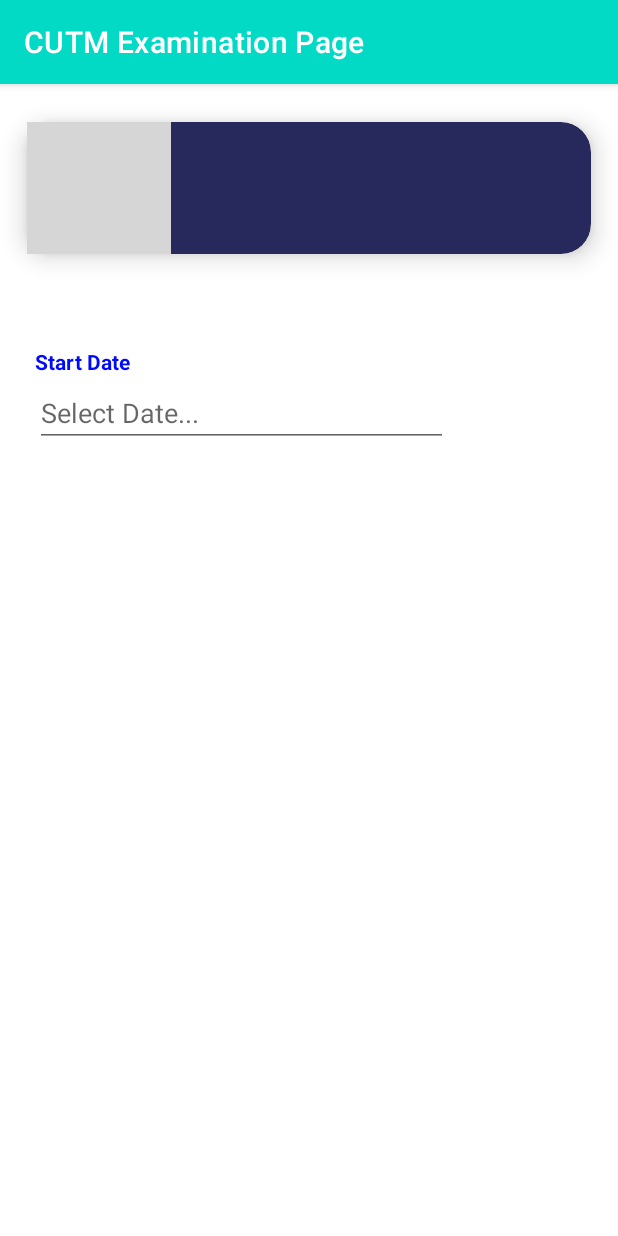
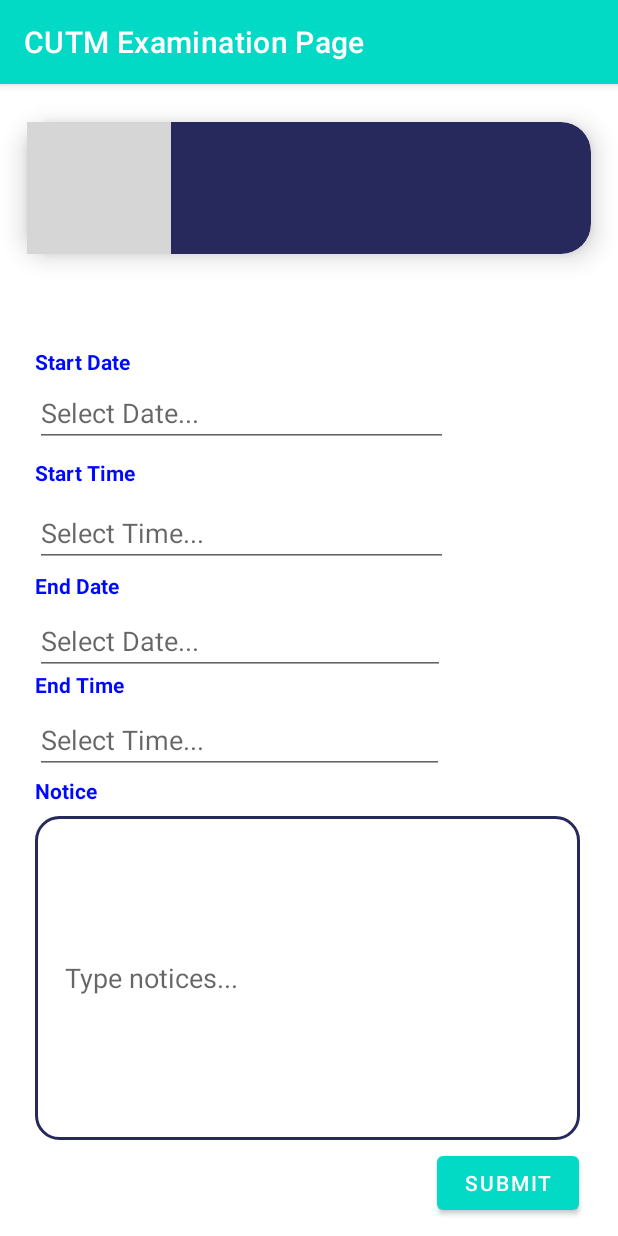
Before and after one commit to KiranKumarMalik/Centurion-Examination-System, an Android app: the notice_admin screen opened directly, with no data from a screen before it, on a phone screen of 412 x 824 dp. Run offline under Robolectric (Android 15) with nearby library versions, the phone set to English and light mode, and no system bars; Roboto replaces fonts that are not available here; grey boxes are pictures that could not be loaded.

Commit message:
changes in code

```diff
--- a/app/src/main/java/com/example/relativelayoutloginpage/MainActivity.java
+++ b/app/src/main/java/com/example/relativelayoutloginpage/MainActivity.java
@@ -100,4 +100,5 @@ private static int RC_SIGN_IN=100;
             Log.d("Message", e.toString());
         }
     }
+//    this is
 }
--- a/app/src/main/java/com/example/relativelayoutloginpage/notice_admin.java
+++ b/app/src/main/java/com/example/relativelayoutloginpage/notice_admin.java
@@ -4,16 +4,18 @@ import androidx.appcompat.app.AppCompatActivity;
 
 import android.annotation.SuppressLint;
 import android.app.DatePickerDialog;
+import android.app.TimePickerDialog;
 import android.os.Bundle;
 import android.view.View;
 import android.widget.DatePicker;
 import android.widget.EditText;
+import android.widget.TimePicker;
 
 import java.util.Calendar;
 
 public class notice_admin extends AppCompatActivity {
 
-    private EditText start_date;
+    private EditText start_date, start_time, end_date, end_time;
 
     @SuppressLint("MissingInflatedId")
     @Override
@@ -22,6 +24,9 @@ public class notice_admin extends AppCompatActivity {
         setContentView(R.layout.activity_notice_admin);
 
         start_date=findViewById(R.id.start_date_edit);
+        start_time=findViewById(R.id.start_time_edit);
+        end_date=findViewById(R.id.end_date_edit);
+        end_time=findViewById(R.id.end_time_edit);
 
         start_date.setOnClickListener(new View.OnClickListener() {
             @Override
@@ -52,5 +57,65 @@ public class notice_admin extends AppCompatActivity {
                 datePickerDialog.show();
             }
         });
+
+        start_time.setOnClickListener(new View.OnClickListener() {
+            @Override
+            public void onClick(View view) {
+                TimePickerDialog timePickerDialog = new TimePickerDialog(notice_admin.this, new TimePickerDialog.OnTimeSetListener() {
+                    @Override
+                    public void onTimeSet(TimePicker timePicker, int hourOfDay, int minutes) {
+
+                    }
+                }, 0, 0, false);
+                // at last we are calling show to
+                // display our date picker dialog.
+                timePickerDialog.show();
+            }
+        });
+
+        end_date.setOnClickListener(new View.OnClickListener() {
+            @Override
+            public void onClick(View view) {
+                final Calendar c = Calendar.getInstance();
+
+                int year = c.get(Calendar.YEAR);
+                int month = c.get(Calendar.MONTH);
+                int day = c.get(Calendar.DAY_OF_MONTH);
+
+                DatePickerDialog datePickerDialog = new DatePickerDialog(
+                        // on below line we are passing context.
+                        notice_admin.this,
+                        new DatePickerDialog.OnDateSetListener() {
+                            @Override
+                            public void onDateSet(DatePicker view, int year,
+                                                  int monthOfYear, int dayOfMonth) {
+                                // on below line we are setting date to our edit text.
+                                end_date.setText(dayOfMonth + "-" + (monthOfYear + 1) + "-" + year);
+
+                            }
+                        },
+                        // on below line we are passing year,
+                        // month and day for selected date in our date picker.
+                        year, month, day);
+                // at last we are calling show to
+                // display our date picker dialog.
+                datePickerDialog.show();
+            }
+        });
+
+        end_time.setOnClickListener(new View.OnClickListener() {
+            @Override
+            public void onClick(View view) {
+                TimePickerDialog timePickerDialog = new TimePickerDialog(notice_admin.this, new TimePickerDialog.OnTimeSetListener() {
+                    @Override
+                    public void onTimeSet(TimePicker timePicker, int hourOfDay, int minutes) {
+
+                    }
+                }, 0, 0, false);
+                // at last we are calling show to
+                // display our date picker dialog.
+                timePickerDialog.show();
+            }
+        });
     }
 }
--- /dev/null
+++ b/app/src/main/res/drawable/border.xml
@@ -0,0 +1,14 @@
+<?xml version="1.0" encoding="utf-8"?>
+<shape xmlns:android="http://schemas.android.com/apk/res/android"
+    android:shape="rectangle">
+    <solid
+        android:color="@android:color/white" />
+    <stroke
+        android:width="2dp"
+        android:color="#27285C"/>
+    <corners
+        android:bottomRightRadius="15dp"
+        android:bottomLeftRadius="15dp"
+        android:topLeftRadius="15dp"
+        android:topRightRadius="15dp" />
+</shape>
--- a/app/src/main/res/layout/activity_notice_admin.xml
+++ b/app/src/main/res/layout/activity_notice_admin.xml
@@ -60,4 +60,134 @@
         android:focusable="false"
         android:focusableInTouchMode="false"/>
 
+    <TextView
+        android:id="@+id/start_time"
+        android:layout_width="wrap_content"
+        android:layout_height="wrap_content"
+        android:layout_alignParentStart="true"
+        android:layout_alignParentEnd="true"
+        android:layout_alignParentBottom="true"
+        android:layout_marginStart="23dp"
+        android:layout_marginEnd="314dp"
+        android:layout_marginBottom="499dp"
+        android:text="Start Time"
+        android:textColor="#0009ff"
+        android:textStyle="bold" />
+
+    <EditText
+        android:id='@+id/start_time_edit'
+        android:layout_width="275dp"
+        android:layout_height="wrap_content"
+        android:layout_alignParentStart="true"
+        android:layout_alignParentEnd="true"
+        android:layout_alignParentBottom="true"
+        android:layout_marginStart="23dp"
+        android:layout_marginEnd="113dp"
+        android:layout_marginBottom="446dp"
+        android:clickable="false"
+        android:cursorVisible="false"
+        android:focusable="false"
+        android:focusableInTouchMode="false"
+        android:hint="Select Time..." />
+
+    <TextView
+        android:id="@+id/end_date"
+        android:layout_width="wrap_content"
+        android:layout_height="wrap_content"
+        android:layout_alignParentStart="true"
+        android:layout_alignParentEnd="true"
+        android:layout_alignParentBottom="true"
+        android:layout_marginStart="23dp"
+        android:layout_marginEnd="307dp"
+        android:layout_marginBottom="424dp"
+        android:text="End Date"
+        android:textColor="#0009ff"
+        android:textStyle="bold" />
+
+    <EditText
+        android:id='@+id/end_date_edit'
+        android:layout_width="275dp"
+        android:layout_height="wrap_content"
+        android:layout_alignParentStart="true"
+        android:layout_alignParentEnd="true"
+        android:layout_alignParentBottom="true"
+        android:layout_marginStart="23dp"
+        android:layout_marginEnd="115dp"
+        android:layout_marginBottom="374dp"
+        android:clickable="false"
+        android:cursorVisible="false"
+        android:focusable="false"
+        android:focusableInTouchMode="false"
+        android:hint="Select Date..." />
+
+    <TextView
+        android:id="@+id/end_time"
+        android:layout_width="wrap_content"
+        android:layout_height="wrap_content"
+        android:layout_alignParentStart="true"
+        android:layout_alignParentEnd="true"
+        android:layout_alignParentBottom="true"
+        android:layout_marginStart="23dp"
+        android:layout_marginEnd="306dp"
+        android:layout_marginBottom="358dp"
+        android:text="End Time"
+        android:textColor="#0009ff"
+        android:textStyle="bold" />
+
+    <EditText
+        android:id='@+id/end_time_edit'
+        android:layout_width="275dp"
+        android:layout_height="wrap_content"
+        android:layout_alignParentStart="true"
+        android:layout_alignParentEnd="true"
+        android:layout_alignParentBottom="true"
+        android:layout_marginStart="23dp"
+        android:layout_marginEnd="116dp"
+        android:layout_marginBottom="308dp"
+        android:clickable="false"
+        android:cursorVisible="false"
+        android:focusable="false"
+        android:focusableInTouchMode="false"
+        android:hint="Select Time..." />
+
+    <TextView
+        android:id="@+id/notice_input"
+        android:layout_width="wrap_content"
+        android:layout_height="wrap_content"
+        android:layout_alignParentStart="true"
+        android:layout_alignParentEnd="true"
+        android:layout_alignParentBottom="true"
+        android:layout_marginStart="23dp"
+        android:layout_marginEnd="305dp"
+        android:layout_marginBottom="287dp"
+        android:text="Notice"
+        android:textColor="#0009ff"
+        android:textStyle="bold" />
+
+    <EditText
+        android:id='@+id/notice_input_edit'
+        android:layout_width="363dp"
+        android:layout_height="216dp"
+        android:layout_alignParentStart="true"
+        android:layout_alignParentEnd="true"
+        android:layout_alignParentBottom="true"
+        android:layout_marginStart="23dp"
+        android:layout_marginEnd="25dp"
+        android:layout_marginBottom="64dp"
+        android:hint="Type notices..."
+        android:background="@drawable/border"
+        android:paddingLeft="20dp"/>
+
+    <Button
+        android:id="@+id/submit_notice"
+        android:layout_width="wrap_content"
+        android:layout_height="wrap_content"
+        android:layout_alignParentStart="true"
+        android:layout_alignParentEnd="true"
+        android:layout_alignParentBottom="true"
+        android:layout_marginStart="291dp"
+        android:layout_marginEnd="26dp"
+        android:layout_marginBottom="11dp"
+        android:text="Submit" />
+
 </RelativeLayout>
```
